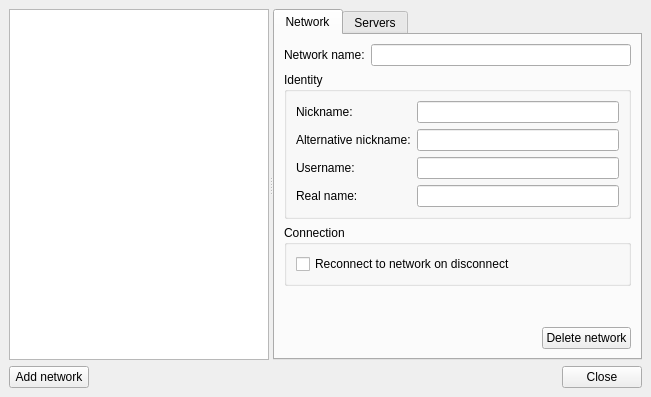
Qt form desktop/networks.ui (nilscc/irc2me) before a commit.
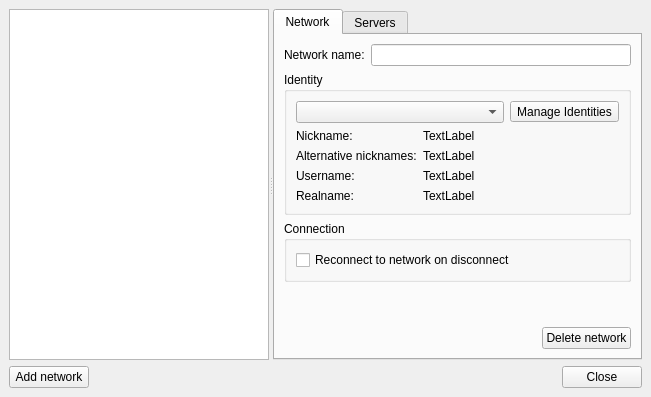
The same form after that commit. The open tabs and pages were chosen to show the change.

Commit message: Link up identities and network window

```diff
--- a/desktop/networks.ui
+++ b/desktop/networks.ui
@@ -59,47 +59,80 @@
             <string>Identity</string>
            </property>
            <layout class="QVBoxLayout" name="verticalLayout_6">
+            <item>
+             <layout class="QHBoxLayout" name="horizontalLayout_3">
+              <item>
+               <widget class="QComboBox" name="comboBox_idents"/>
+              </item>
+              <item>
+               <widget class="QToolButton" name="toolButton_idents_manage">
+                <property name="text">
+                 <string>Manage Identities</string>
+                </property>
+               </widget>
+              </item>
+             </layout>
+            </item>
             <item>
              <layout class="QFormLayout" name="formLayout">
+              <property name="fieldGrowthPolicy">
+               <enum>QFormLayout::AllNonFixedFieldsGrow</enum>
+              </property>
               <item row="0" column="0">
-               <widget class="QLabel" name="label_5">
+               <widget class="QLabel" name="label_4">
                 <property name="text">
                  <string>Nickname:</string>
                 </property>
                </widget>
               </item>
+              <item row="0" column="1">
+               <widget class="QLabel" name="label_ident_nick">
+                <property name="text">
+                 <string>TextLabel</string>
+                </property>
+               </widget>
+              </item>
+              <item row="1" column="0">
+               <widget class="QLabel" name="label_6">
+                <property name="text">
+                 <string>Alternative nicknames:</string>
+                </property>
+               </widget>
+              </item>
               <item row="2" column="0">
-               <widget class="QLabel" name="label_4">
+               <widget class="QLabel" name="label_7">
                 <property name="text">
                  <string>Username:</string>
                 </property>
                </widget>
               </item>
-              <item row="0" column="1">
-               <widget class="QLineEdit" name="lineEdit_ident_nickname"/>
-              </item>
-              <item row="2" column="1">
-               <widget class="QLineEdit" name="lineEdit_ident_username"/>
-              </item>
-              <item row="1" column="0">
-               <widget class="QLabel" name="label_6">
-                <property name="text">
-                 <string>Alternative nickname:</string>
-                </property>
-               </widget>
-              </item>
-              <item row="1" column="1">
-               <widget class="QLineEdit" name="lineEdit_ident_nickname_alt"/>
-              </item>
               <item row="3" column="0">
-               <widget class="QLabel" name="label_7">
+               <widget class="QLabel" name="label_8">
                 <property name="text">
-                 <string>Real name:</string>
+                 <string>Realname:</string>
+                </property>
+               </widget>
+              </item>
+              <item row="1" column="1">
+               <widget class="QLabel" name="label_ident_nick_alt">
+                <property name="text">
+                 <string>TextLabel</string>
+                </property>
+               </widget>
+              </item>
+              <item row="2" column="1">
+               <widget class="QLabel" name="label_ident_user">
+                <property name="text">
+                 <string>TextLabel</string>
                 </property>
                </widget>
               </item>
               <item row="3" column="1">
-               <widget class="QLineEdit" name="lineEdit_ident_realname"/>
+               <widget class="QLabel" name="label_ident_real">
+                <property name="text">
+                 <string>TextLabel</string>
+                </property>
+               </widget>
               </item>
              </layout>
             </item>
```
Left out of the diff: 6 changed lines with no effect on the pictures. The commit also changes 6 other files.
